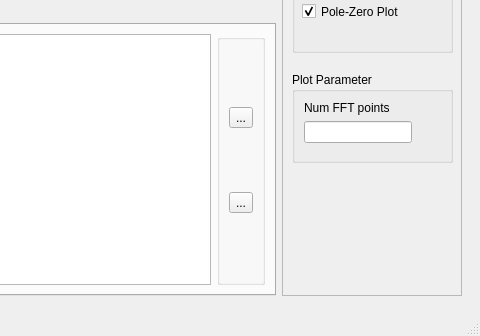
Above: python/pyqt_filter_stacked.ui from zeroXzero/gr-filtdes before the change; both pictures show x 648 to 1128 and y 355 to 691 of the 1128 by 691 pixel window. Below: the same form after it.
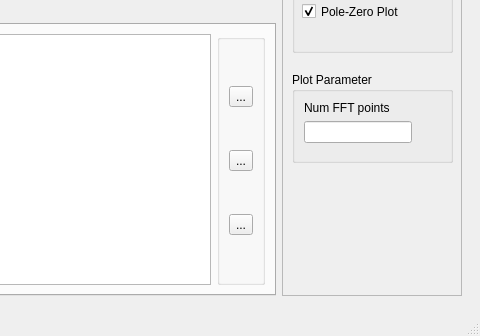
That is the form after the change. Icons and pictures are not drawn. Custom widgets are drawn as their Qt base class.

Patch:
```diff
--- a/python/pyqt_filter_stacked.ui
+++ b/python/pyqt_filter_stacked.ui
@@ -265,6 +265,23 @@
                   </property>
                  </widget>
                 </item>
+                <item>
+                 <widget class="QToolButton" name="delPush">
+                  <property name="toolTip">
+                   <string>Delete pole/zero</string>
+                  </property>
+                  <property name="text">
+                   <string>...</string>
+                  </property>
+                  <property name="icon">
+                   <iconset>
+                    <normaloff>../apps/Settings_32x32.png</normaloff>../apps/Settings_32x32.png</iconset>
+                  </property>
+                  <property name="checkable">
+                   <bool>true</bool>
+                  </property>
+                 </widget>
+                </item>
                 <item>
                  <widget class="QToolButton" name="conjPush">
                   <property name="toolTip">
```
Left out of the diff: 17 changed lines with no effect on the pictures.
